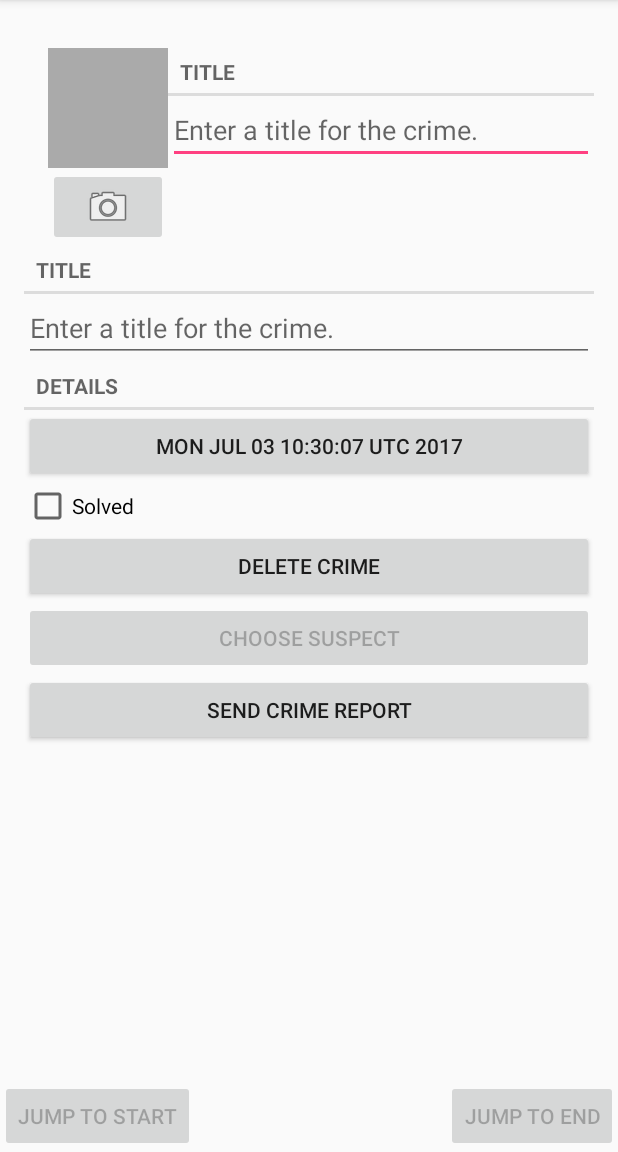
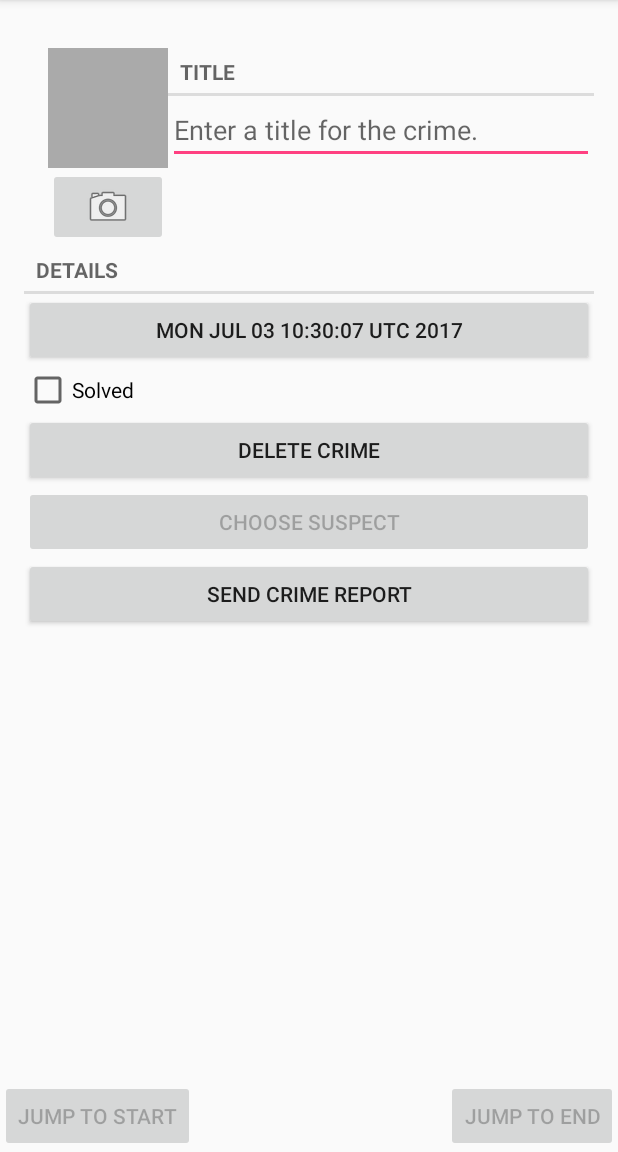
Before and after one commit to davidzhu918/android-learn, an Android app: the CrimeFragment screen opened directly, with no data from a screen before it, on a phone screen of 412 x 824 dp, the part 84-1236 px from its top. Run offline under Robolectric (Android 15) with nearby library versions, the light colour scheme and no system bars.

Commit message:
chapter 16

```diff
--- a/CriminalIntent/app/src/main/java/com/bignerdranch/android/criminalintent/CrimeFragment.java
+++ b/CriminalIntent/app/src/main/java/com/bignerdranch/android/criminalintent/CrimeFragment.java
@@ -120,6 +120,7 @@ public class CrimeFragment extends Fragment {
         });
 
         mSolvedCheckbox = (CheckBox) v.findViewById(R.id.crime_solved);
+        mSolvedCheckbox.setChecked(mCrime.isSolved());
         mSolvedCheckbox.setOnCheckedChangeListener(new OnCheckedChangeListener() {
             @Override
             public void onCheckedChanged(CompoundButton buttonView,
--- a/CriminalIntent/app/src/main/res/layout/fragment_crime.xml
+++ b/CriminalIntent/app/src/main/res/layout/fragment_crime.xml
@@ -56,18 +56,6 @@
         style="?android:listSeparatorTextViewStyle"
         android:layout_width="match_parent"
         android:layout_height="wrap_content"
-        android:text="@string/crime_title_label"/>
-
-    <EditText
-        android:id="@+id/crime_title"
-        android:layout_width="match_parent"
-        android:layout_height="wrap_content"
-        android:hint="@string/crime_title_hint"/>
-
-    <TextView
-        style="?android:listSeparatorTextViewStyle"
-        android:layout_width="match_parent"
-        android:layout_height="wrap_content"
         android:text="@string/crime_details_label"/>
 
     <Button
```
